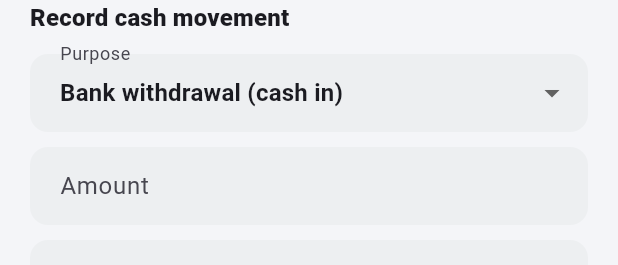
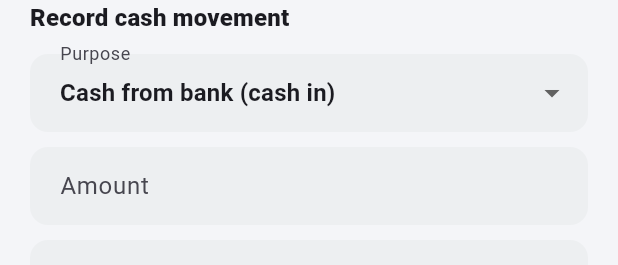
Before and after one commit to rsembajjwe/multiSaccoApp, a Flutter app: the _CashEntrySheet widget shown alone on an empty page, opened directly, on a phone screen of 412 x 824 dp. Shown: the top 265 px of the screen. Run offline on Flutter 3.47's test engine with Material 3 defaults, Android fonts, the phone set to English and light mode, and no system bars; our stand-ins replace dio, firebase_core, firebase_messaging, flutter_riverpod, flutter_secure_storage, go_router and 2 more; missing offline and left inert: pdfx; accounts and stored records are empty; network calls fail.

Commit message:
Cash book: single clear inflow 'Cash from bank'; drop confusing bank deposit
Terminology fix. From the Treasurer's cash-on-hand view a bank withdrawal is cash IN (drawn from the bank) and a bank deposit is cash OUT (paid into the bank) — the opposite of how it reads. Rather than mislabel, keep one inflow relabelled 'Cash from bank' (the bank_withdrawal purpose) and the four uses as cash out (loan disbursement, expense, member payout, other). Remove the bank_deposit purpose entirely to avoid the confusion; it can return if the SACCO ever banks surplus cash.

Co-Authored-By: Claude Opus 4.8 <noreply@anthropic.com>
Claude-Session: https://claude.ai/code/session_01L1dBtxPhyyrQCcpuvXhVYQ

```diff
--- a/mobile/staff_app/lib/features/treasury/cash_book_screen.dart
+++ b/mobile/staff_app/lib/features/treasury/cash_book_screen.dart
@@ -105,9 +105,7 @@ class CashBookScreen extends ConsumerWidget {
 String cashPurposeLabel(String p) {
   switch (p) {
     case 'bank_withdrawal':
-      return 'Bank withdrawal';
-    case 'bank_deposit':
-      return 'Bank deposit';
+      return 'Cash from bank';
     case 'loan_disbursement':
       return 'Loan disbursement';
     case 'expense':
@@ -184,11 +182,10 @@ class _EntryTile extends StatelessWidget {
 }
 
 const _purposes = <MapEntry<String, String>>[
-  MapEntry('bank_withdrawal', 'Bank withdrawal (cash in)'),
+  MapEntry('bank_withdrawal', 'Cash from bank (cash in)'),
   MapEntry('loan_disbursement', 'Loan disbursement'),
   MapEntry('expense', 'Expense'),
   MapEntry('member_payout', 'Member payout'),
-  MapEntry('bank_deposit', 'Bank deposit (cash out)'),
   MapEntry('other', 'Other cash'),
 ];
 
@@ -224,7 +221,7 @@ class _CashEntrySheetState extends ConsumerState<_CashEntrySheet> {
     final isIn = _purpose == 'bank_withdrawal';
     final confirmed = await confirmAction(
       context,
-      title: isIn ? 'Record bank withdrawal?' : 'Record cash out?',
+      title: isIn ? 'Record cash from bank?' : 'Record cash out?',
       message: isIn
           ? 'Add ${Fmt.money(amount)} to cash on hand (drawn from the bank).'
           : 'Pay out ${Fmt.money(amount)} from cash on hand for '
```
Also changed, not shown: 1 other file.
